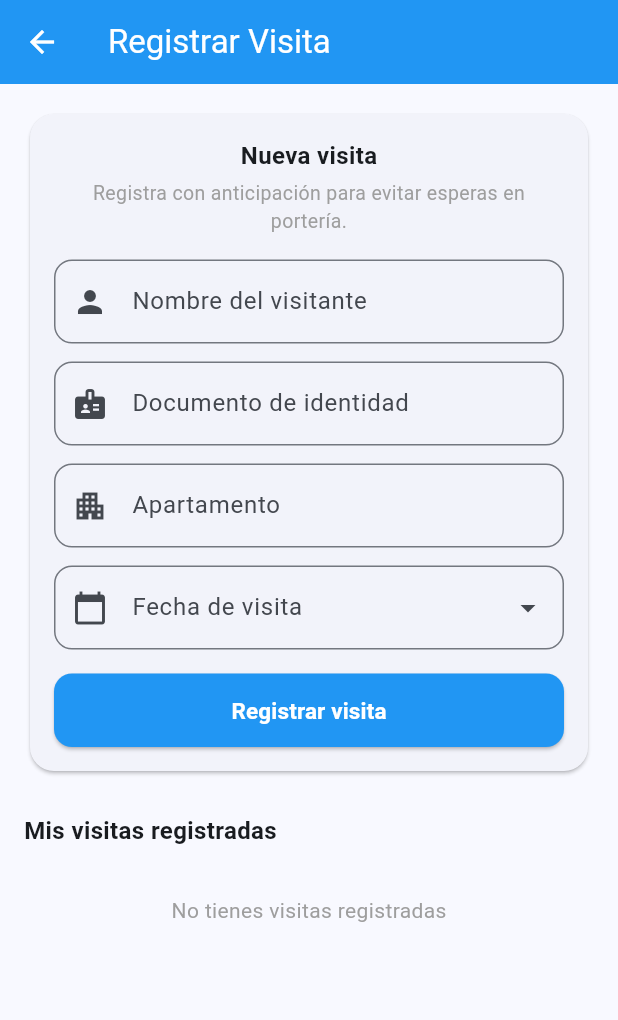
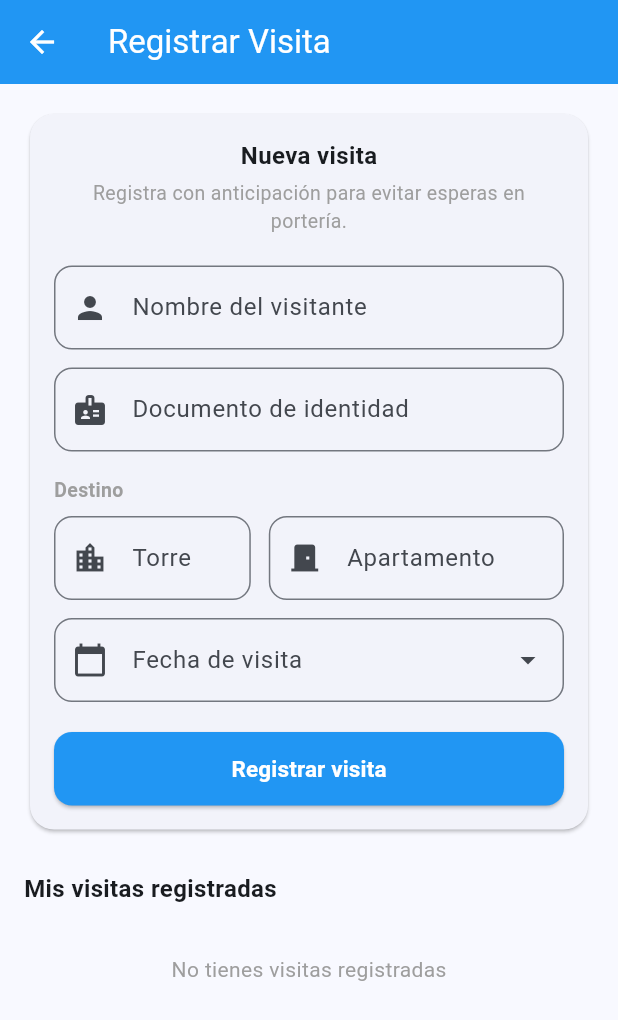
Before and after one commit to JUAN03BZ/miconjunto_app, a Flutter app: the VisitasScreen screen opened directly, on a phone screen of 412 x 824 dp. Shown: the top 1020 px of the screen. Run offline on Flutter 3.47's test engine with Material 3 defaults, Android fonts, the phone set to English and light mode, and no system bars; our stand-ins replace cloud_firestore, firebase_auth, firebase_core; accounts and stored records are empty.

Commit message:
CAMBIOS VISITAS

```diff
--- a/lib/screens/residente/visitas_screen.dart
+++ b/lib/screens/residente/visitas_screen.dart
@@ -12,6 +12,7 @@ class _VisitasScreenState extends State<VisitasScreen> {
   final _fs = FirestoreService();
   final _nombreCtrl = TextEditingController();
   final _docCtrl = TextEditingController();
+  final _torreCtrl = TextEditingController();
   final _aptoCtrl = TextEditingController();
   final _fechaCtrl = TextEditingController();
   bool _guardando = false;
@@ -20,6 +21,7 @@ class _VisitasScreenState extends State<VisitasScreen> {
   void dispose() {
     _nombreCtrl.dispose();
     _docCtrl.dispose();
+    _torreCtrl.dispose();
     _aptoCtrl.dispose();
     _fechaCtrl.dispose();
     super.dispose();
@@ -37,19 +39,20 @@ class _VisitasScreenState extends State<VisitasScreen> {
     await _fs.registrarVisita({
       'nombre': _nombreCtrl.text.trim(),
       'documento': _docCtrl.text.trim(),
+      'torre': _torreCtrl.text.trim(),
       'apartamento': _aptoCtrl.text.trim(),
       'fechaVisita': _fechaCtrl.text.trim(),
     });
     _nombreCtrl.clear();
     _docCtrl.clear();
+    _torreCtrl.clear();
     _aptoCtrl.clear();
     _fechaCtrl.clear();
     setState(() => _guardando = false);
     if (mounted) {
       ScaffoldMessenger.of(context).showSnackBar(const SnackBar(
           backgroundColor: Colors.green,
-          content:
-              Text('✅ Visita registrada. Portería fue notificada.')));
+          content: Text('✅ Visita registrada. Portería fue notificada.')));
     }
   }
 
@@ -78,37 +81,81 @@ class _VisitasScreenState extends State<VisitasScreen> {
                 const Text(
                     'Registra con anticipación para evitar esperas en portería.',
                     textAlign: TextAlign.center,
-                    style:
-                        TextStyle(color: Colors.grey, fontSize: 13)),
+                    style: TextStyle(color: Colors.grey, fontSize: 13)),
+                const SizedBox(height: 20),
+
+                // Nombre
+                _campo(_nombreCtrl, 'Nombre del visitante', Icons.person),
+                const SizedBox(height: 12),
+
+                // Documento
+                _campo(_docCtrl, 'Documento de identidad', Icons.badge),
                 const SizedBox(height: 16),
-                _campo(_nombreCtrl, 'Nombre del visitante',
-                    Icons.person),
+
+                // Torre y Apartamento en la misma fila
+                const Align(
+                  alignment: Alignment.centerLeft,
+                  child: Text('Destino',
+                      style: TextStyle(
+                          fontSize: 13,
+                          fontWeight: FontWeight.w600,
+                          color: Colors.grey)),
+                ),
+                const SizedBox(height: 8),
+                Row(children: [
+                  // Torre
+                  Expanded(
+                    flex: 2,
+                    child: TextField(
+                      controller: _torreCtrl,
+                      keyboardType: TextInputType.text,
+                      textCapitalization: TextCapitalization.characters,
+                      decoration: InputDecoration(
+                        labelText: 'Torre',
+                        hintText: 'Ej: 5',
+                        prefixIcon: const Icon(Icons.location_city),
+                        border: OutlineInputBorder(
+                            borderRadius: BorderRadius.circular(12)),
+                      ),
+                    ),
+                  ),
+                  const SizedBox(width: 12),
+                  // Apartamento
+                  Expanded(
+                    flex: 3,
+                    child: TextField(
+                      controller: _aptoCtrl,
+                      keyboardType: TextInputType.number,
+                      decoration: InputDecoration(
+                        labelText: 'Apartamento',
+                        hintText: 'Ej: 301',
+                        prefixIcon: const Icon(Icons.door_front_door),
+                        border: OutlineInputBorder(
+                            borderRadius: BorderRadius.circular(12)),
+                      ),
+                    ),
+                  ),
+                ]),
                 const SizedBox(height: 12),
-                _campo(_docCtrl, 'Documento de identidad',
-                    Icons.badge),
-                const SizedBox(height: 12),
-                _campo(_aptoCtrl, 'Apartamento', Icons.apartment),
-                const SizedBox(height: 12),
-                // Date picker
+
+                // Fecha
                 TextField(
                   controller: _fechaCtrl,
                   readOnly: true,
                   decoration: InputDecoration(
                     labelText: 'Fecha de visita',
-                    prefixIcon:
-                        const Icon(Icons.calendar_today),
+                    prefixIcon: const Icon(Icons.calendar_today),
                     border: OutlineInputBorder(
                         borderRadius: BorderRadius.circular(12)),
-                    suffixIcon:
-                        const Icon(Icons.arrow_drop_down),
+                    suffixIcon: const Icon(Icons.arrow_drop_down),
                   ),
                   onTap: () async {
                     final picked = await showDatePicker(
                       context: context,
                       initialDate: DateTime.now(),
                       firstDate: DateTime.now(),
-                      lastDate: DateTime.now()
-                          .add(const Duration(days: 60)),
+                      lastDate:
+                          DateTime.now().add(const Duration(days: 60)),
                     );
                     if (picked != null) {
                       _fechaCtrl.text =
@@ -116,7 +163,9 @@ class _VisitasScreenState extends State<VisitasScreen> {
                     }
                   },
                 ),
-                const SizedBox(height: 16),
+                const SizedBox(height: 20),
+
+                // Botón registrar
                 SizedBox(
                   width: double.infinity,
                   child: ElevatedButton(
@@ -124,8 +173,7 @@ class _VisitasScreenState extends State<VisitasScreen> {
                     style: ElevatedButton.styleFrom(
                       backgroundColor: const Color(0xFF2196F3),
                       foregroundColor: Colors.white,
-                      padding:
-                          const EdgeInsets.symmetric(vertical: 14),
+                      padding: const EdgeInsets.symmetric(vertical: 14),
                       shape: RoundedRectangleBorder(
                           borderRadius: BorderRadius.circular(12))),
                     child: _guardando
@@ -146,17 +194,15 @@ class _VisitasScreenState extends State<VisitasScreen> {
 
           const SizedBox(height: 24),
           const Text('Mis visitas registradas',
-              style: TextStyle(
-                  fontSize: 16, fontWeight: FontWeight.bold)),
+              style: TextStyle(fontSize: 16, fontWeight: FontWeight.bold)),
           const SizedBox(height: 8),
 
-          // ── Lista con estado de portería ───────────────────
+          // ── Lista con estado ───────────────────────────────
           StreamBuilder<QuerySnapshot>(
             stream: _fs.misVisitas(),
             builder: (_, snap) {
               if (snap.connectionState == ConnectionState.waiting) {
-                return const Center(
-                    child: CircularProgressIndicator());
+                return const Center(child: CircularProgressIndicator());
               }
               if (!snap.hasData || snap.data!.docs.isEmpty) {
                 return const Padding(
@@ -170,6 +216,11 @@ class _VisitasScreenState extends State<VisitasScreen> {
                   final d = doc.data() as Map<String, dynamic>;
                   final estado = d['estado'] ?? 'Registrada';
                   final autorizada = estado == 'Autorizada';
+                  final torre = d['torre'] ?? '';
+                  final apto = d['apartamento'] ?? '-';
+                  final destino = torre.isNotEmpty
+                      ? 'Torre $torre · Apto $apto'
+                      : 'Apto $apto';
 
                   final chipColor =
                       autorizada ? Colors.green : Colors.orange;
@@ -192,15 +243,14 @@ class _VisitasScreenState extends State<VisitasScreen> {
                           style: const TextStyle(
                               fontWeight: FontWeight.w600)),
                       subtitle: Text(
-                        'Apto: ${d['apartamento'] ?? '-'}\n'
+                        '$destino\n'
                         'Doc: ${d['documento'] ?? '-'} · ${d['fechaVisita'] ?? ''}',
                       ),
                       isThreeLine: true,
                       trailing: Column(
                         mainAxisAlignment: MainAxisAlignment.center,
                         children: [
-                          Icon(chipIcon,
-                              color: chipColor, size: 22),
+                          Icon(chipIcon, color: chipColor, size: 22),
                           const SizedBox(height: 2),
                           Text(chipLabel,
                               style: TextStyle(
@@ -227,8 +277,8 @@ class _VisitasScreenState extends State<VisitasScreen> {
       decoration: InputDecoration(
         labelText: label,
         prefixIcon: Icon(icon),
-        border: OutlineInputBorder(
-            borderRadius: BorderRadius.circular(12)),
+        border:
+            OutlineInputBorder(borderRadius: BorderRadius.circular(12)),
       ),
     );
   }
```
Also changed, not shown: lib/screens/porteria/porteria_home.dart (+158 -60 lines).
